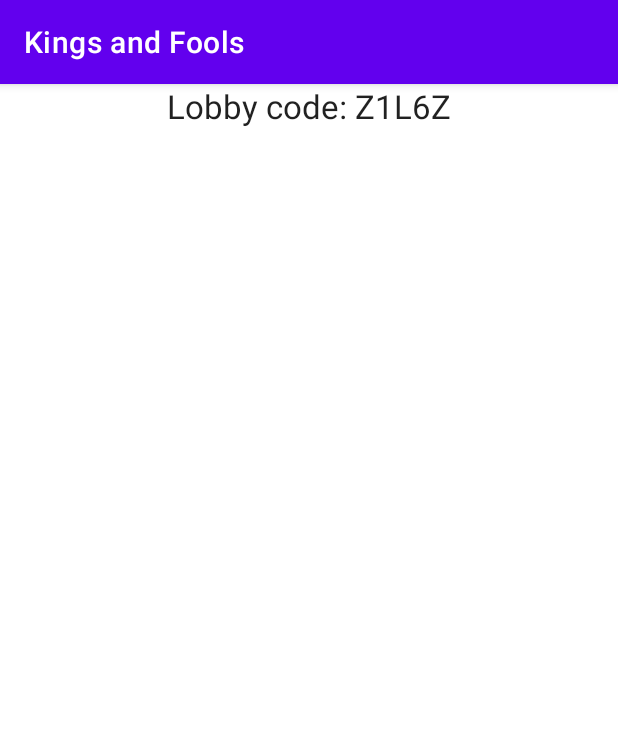
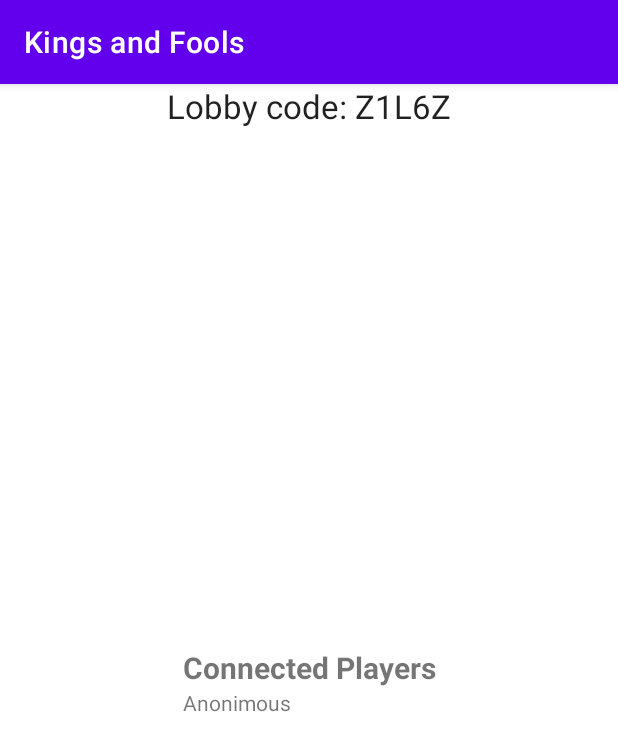
Before and after one commit to QuisVenator/WizardAndroid, an Android app: the screen it shows after launch (LobbyActivity), after a tap on "HOST GAME", on a phone screen of 412 x 824 dp. Shown: the top 751 px of the screen. Run offline under Robolectric (Android 15) with nearby library versions, the phone set to English and light mode, and no system bars; our stand-ins replace Firebase (no records; nobody signed in at launch, a user with empty details on screens opened directly).

Commit message:
well.... added listener for new players. Apparently onChildAdded also is called once for every F-ing element already in the list. Because that is intuitive (although it actually seems pretty useful) and did not cause 40 minutes headaches. Yeah it may be in the docs, but who reads those anyway (I do, but I did not see that part).

```diff
--- a/app/src/main/java/com/renepauls/kingsandfools/GameLogic.java
+++ b/app/src/main/java/com/renepauls/kingsandfools/GameLogic.java
@@ -3,13 +3,17 @@ package com.renepauls.kingsandfools;
 import android.util.Log;
 
 import androidx.annotation.NonNull;
+import androidx.annotation.Nullable;
 
 import com.google.android.gms.tasks.OnCompleteListener;
 import com.google.android.gms.tasks.Task;
+import com.google.firebase.database.ChildEventListener;
 import com.google.firebase.database.DataSnapshot;
+import com.google.firebase.database.DatabaseError;
 import com.google.firebase.database.DatabaseReference;
 import com.google.firebase.database.FirebaseDatabase;
 import com.google.firebase.database.ServerValue;
+import com.google.firebase.database.ValueEventListener;
 
 import java.util.HashMap;
 import java.util.Map;
@@ -57,6 +61,7 @@ public class GameLogic {
         sessionId = id.toUpperCase();
 
         sessionReference = database.getReference("sessions/"+sessionId);
+        subscribePlayerList();
         sessionReference.child("open").get().addOnCompleteListener(new OnCompleteListener<DataSnapshot>() {
             @Override
             public void onComplete(@NonNull Task<DataSnapshot> task) {
@@ -65,7 +70,7 @@ public class GameLogic {
                 }
                 else {
                     if(task.getResult().getValue() != null && (boolean)task.getResult().getValue()){
-                        addPlayer();
+                        playerKey = addPlayer();
                     } else {
                         Log.d("Placeholder", "Game doesn't exist or is closed");
                     }
@@ -82,13 +87,46 @@ public class GameLogic {
         myRef.child(sessionId).setValue(currentSession);
         sessionReference = myRef.child(sessionId);
         isHost = true;
+        subscribePlayerList();
 
         playerKey = addPlayer();
         return sessionId;
     }
+    private void subscribePlayerList() {
+        sessionReference.child("playerList").addChildEventListener(new ChildEventListener() {
+            // This also fires once for every item already in the list
+            @Override
+            public void onChildAdded(@NonNull DataSnapshot snapshot, @Nullable String previousChildName) {
+                Log.d("datachange", snapshot.getValue().toString());
+            }
+
+            @Override
+            public void onChildChanged(@NonNull DataSnapshot snapshot, @Nullable String previousChildName) {
+                // Todo throw exception
+            }
+
+            @Override
+            public void onChildRemoved(@NonNull DataSnapshot snapshot) {
+                // Todo handle player leave
+            }
+
+            @Override
+            public void onChildMoved(@NonNull DataSnapshot snapshot, @Nullable String previousChildName) {
+                // Todo not sure how to handle. Sholdn't normally happen
+            }
+
+            @Override
+            public void onCancelled(@NonNull DatabaseError error) {
+                // Todo throw exception
+            }
+        });
+    }
 
     public void setName(String name) {
         this.name = name;
+    }
+    public String getName() {
+        return name;
     }
 
     private void updateTrumpAndWinning(Card card) {
@@ -117,7 +155,7 @@ public class GameLogic {
     }
 
     private String addPlayer() {
-        //TODO get some way to let players choose a name
+        // TODO get some way to let players choose a name
         DatabaseReference childRef = sessionReference.child("playerList").push();
         String playerKey = childRef.getKey();
         childRef.setValue(name);
@@ -127,19 +165,19 @@ public class GameLogic {
     }
 
     private void endTurn(Card card) {
-        //update locally
+        // update locally
         currentSession.lastCardPlayed = card;
         currentSession.turnStarted = System.currentTimeMillis();
         currentSession.currentTurn += 1;
         currentSession.currentTurn /= currentSession.playerCount;
 
-        //prepare update for database
+        // prepare update for database
         Map<String, Object> childUpdates = new HashMap<>();
         childUpdates.put("/lastCardPlayed", currentSession.lastCardPlayed);
         childUpdates.put("/turnStarted", currentSession.turnStarted);
         childUpdates.put("/currentTurn", currentSession.currentTurn);
 
-        //update database
+        // update database
         sessionReference.updateChildren(childUpdates);
     }
 
--- a/app/src/main/java/com/renepauls/kingsandfools/LobbyActivity.java
+++ b/app/src/main/java/com/renepauls/kingsandfools/LobbyActivity.java
@@ -4,10 +4,13 @@ import androidx.appcompat.app.AppCompatActivity;
 
 import android.os.Bundle;
 import android.util.Log;
+import android.widget.LinearLayout;
 import android.widget.TextView;
 
 public class LobbyActivity extends AppCompatActivity {
     private MyApp app;
+    private LinearLayout playerList;
+
     @Override
     protected void onCreate(Bundle savedInstanceState) {
         super.onCreate(savedInstanceState);
@@ -15,10 +18,16 @@ public class LobbyActivity extends AppCompatActivity {
         app = (MyApp) getApplication();
 
         ((TextView)findViewById(R.id.textViewLobby)).append(app.gameLogic.getSessionId());
+        playerList = findViewById(R.id.playerList);
+
+        addPlayerToList(app.gameLogic.getName());
     }
 
     private void addPlayerToList(String name) {
+        TextView newPlayer = new TextView(this);
+        newPlayer.setText(name);
 
+        playerList.addView(newPlayer);
     }
 
     @Override
--- a/app/src/main/res/layout/activity_lobby.xml
+++ b/app/src/main/res/layout/activity_lobby.xml
@@ -18,12 +18,21 @@
 
     <LinearLayout
         android:id="@+id/playerList"
-        android:layout_width="0dp"
-        android:layout_height="0dp"
+        android:layout_width="wrap_content"
+        android:layout_height="wrap_content"
         android:orientation="vertical"
         app:layout_constraintBottom_toBottomOf="parent"
         app:layout_constraintEnd_toEndOf="parent"
         app:layout_constraintStart_toStartOf="parent"
-        app:layout_constraintTop_toBottomOf="@+id/textViewLobby"/>
+        app:layout_constraintTop_toBottomOf="@+id/textViewLobby" >
+
+        <TextView
+            android:id="@+id/playerListTitle"
+            android:layout_width="match_parent"
+            android:layout_height="wrap_content"
+            android:text="Connected Players"
+            android:textSize="20sp"
+            android:textStyle="bold" />
+    </LinearLayout>
 
 </androidx.constraintlayout.widget.ConstraintLayout>
```
